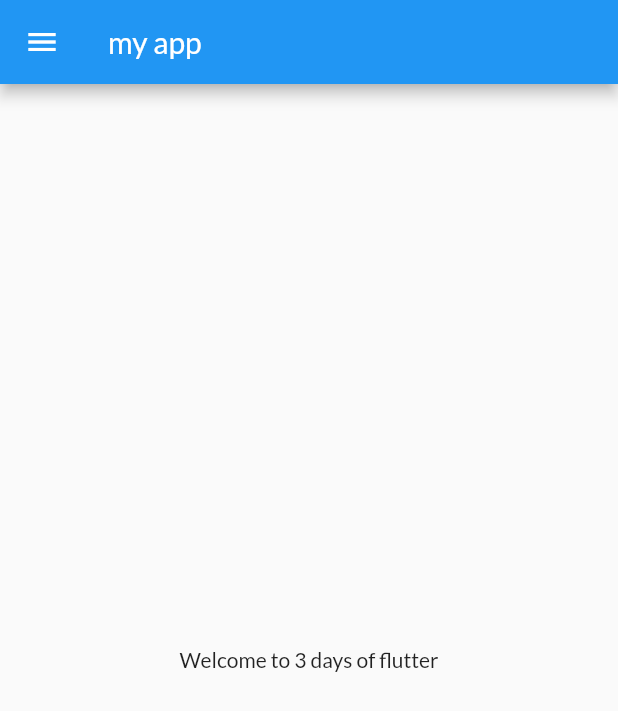
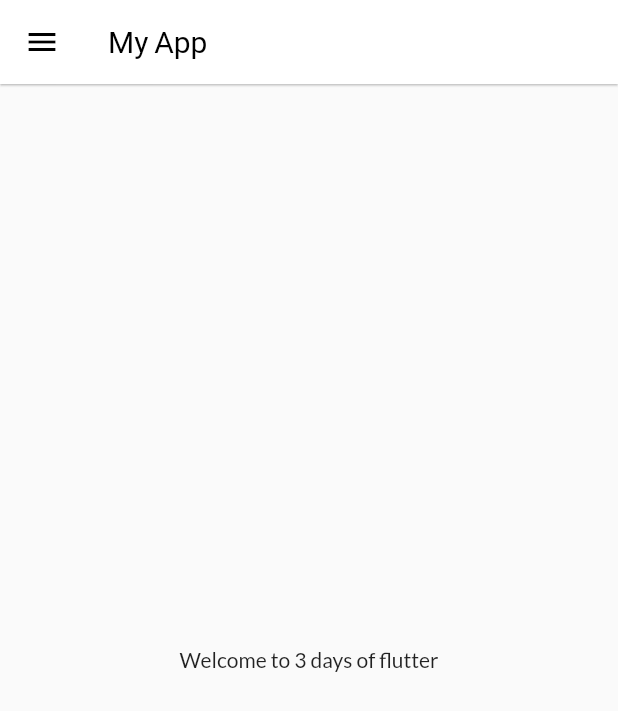
Before and after one commit to deepanshu-dua/eCommerceapp, a Flutter app: the screen it shows after launch, on a phone screen of 412 x 824 dp. Shown: the top 711 px of the screen. Run offline on Flutter 3.47's test engine with Material 2 defaults, Android fonts, the phone set to English and light mode, and no system bars; our stand-ins replace google_fonts.

Commit message:
themes extracted

```diff
--- a/lib/main.dart
+++ b/lib/main.dart
@@ -1,6 +1,7 @@
 import 'package:flutter/material.dart';
 import 'package:flutter_course/pages/home_page.dart';
 import 'package:flutter_course/pages/login.dart';
+import 'package:flutter_course/themes.dart';
 import 'package:flutter_course/utilities/routes.dart';
 import 'package:google_fonts/google_fonts.dart';
 
@@ -16,9 +17,9 @@ class MyApp extends StatelessWidget {
     return MaterialApp(
       // home: HomePage(),
       themeMode: ThemeMode.light,
-      theme: ThemeData(
-          primarySwatch: Colors.blue,
-          fontFamily: GoogleFonts.lato().fontFamily),
+      theme: MyTheme.lightTheme,
+      darkTheme: MyTheme.darkTheme,
+
       // darkTheme: ThemeData(brightness: Brightness.dark,),
       debugShowCheckedModeBanner: false,
       initialRoute: MyRoutes.homeRoute,
--- a/lib/pages/home_page.dart
+++ b/lib/pages/home_page.dart
@@ -9,7 +9,13 @@ class HomePage extends StatelessWidget {
   Widget build(BuildContext context) {
     return Scaffold(
       appBar: AppBar(
-        title: Text("my app"),
+        // backgroundColor: Colors.white,
+        // elevation: 1,
+        // iconTheme: IconThemeData(color: Colors.black),
+        title: Text(
+          "My App",
+          // style: TextStyle(fontSize: 20),
+        ),
       ),
       body: Center(
         child: Container(
--- /dev/null
+++ b/lib/themes.dart
@@ -0,0 +1,16 @@
+import 'package:flutter/material.dart';
+import 'package:google_fonts/google_fonts.dart';
+
+class MyTheme {
+  static ThemeData get lightTheme => ThemeData(
+        primarySwatch: Colors.blue,
+        fontFamily: GoogleFonts.lato().fontFamily,
+        appBarTheme: AppBarTheme(
+          color: Colors.white,
+          elevation: 0.6,
+          iconTheme: IconThemeData(color: Colors.black),
+          titleTextStyle: TextStyle(color: Colors.black, fontSize: 20),
+        ),
+      );
+  static ThemeData get darkTheme => ThemeData(brightness: Brightness.dark);
+}
```
